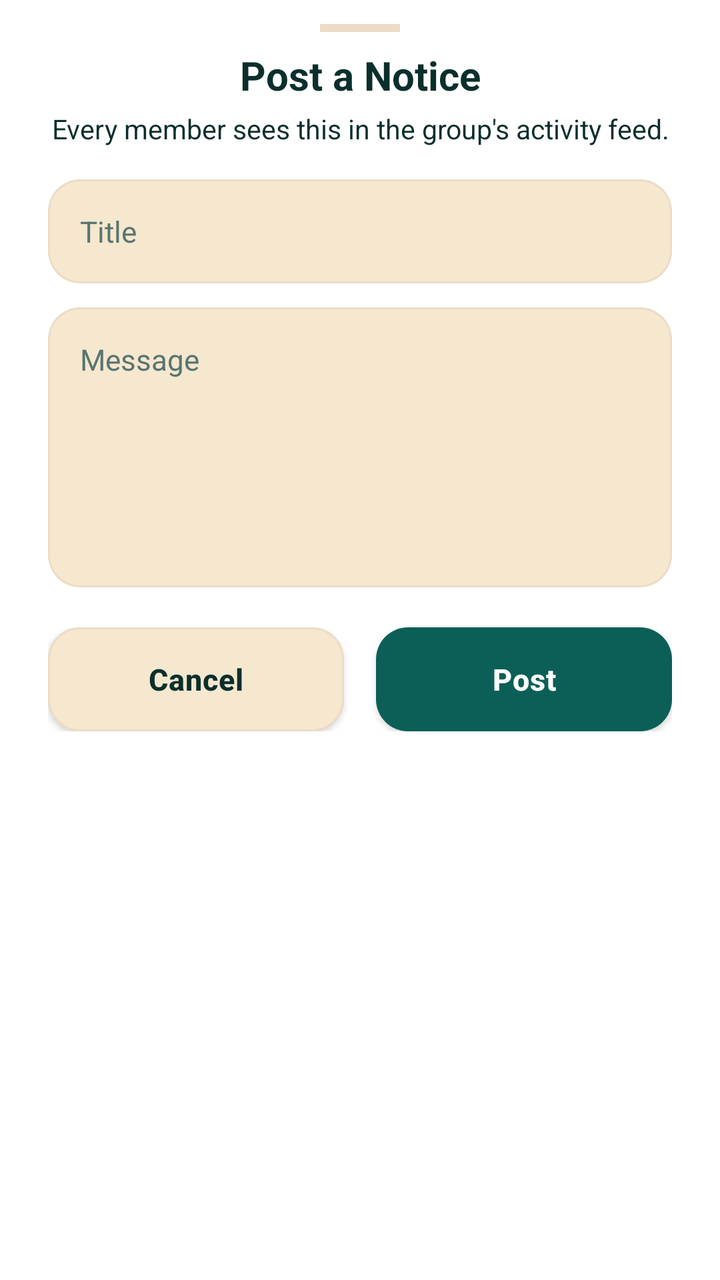
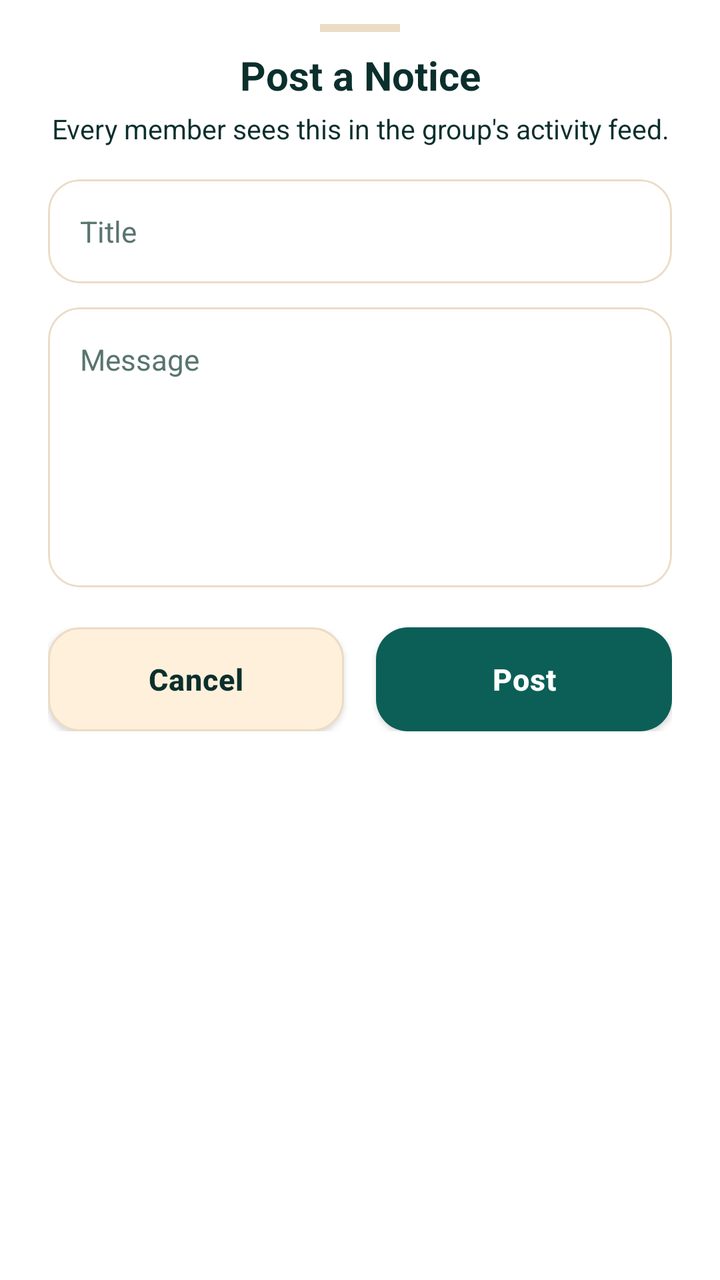

Two renders of the same Android screen: before a commit and after it. Below are the layout's source before the change and the commit's diff.
<!-- AndroidManifest.xml: application theme AppTheme -->
<!-- res/layout/bottom_sheet_post_notice.xml -->
<LinearLayout
	xmlns:android="http://schemas.android.com/apk/res/android"
	xmlns:app="http://schemas.android.com/apk/res-auto"
	xmlns:tools="http://schemas.android.com/tools"
	android:id="@+id/sheet_root"
	android:layout_width="match_parent"
	android:layout_height="wrap_content"
	android:orientation="vertical"
	android:background="?attr/colorSurface">
	<LinearLayout
		android:id="@+id/linear9"
		android:layout_width="match_parent"
		android:layout_height="wrap_content"
		android:paddingTop="12dp"
		android:paddingBottom="8dp"
		android:background="?attr/colorSurface"
		android:gravity="center_horizontal">
		<View
			android:id="@+id/view10"
			android:layout_width="40dp"
			android:layout_height="4dp"
			android:background="@color/colorCardStroke" />
	</LinearLayout>
	<LinearLayout
		android:id="@+id/linear11"
		android:layout_width="match_parent"
		android:layout_height="wrap_content"
		android:paddingBottom="24dp"
		android:orientation="vertical"
		android:paddingHorizontal="24dp">
		<TextView
			android:id="@+id/textview10"
			android:layout_width="match_parent"
			android:layout_height="wrap_content"
			android:gravity="center_horizontal|center_vertical"
			android:text="Post a Notice"
			android:textSize="20sp"
			android:textStyle="bold"
			android:focusable="false" />
		<TextView
			android:id="@+id/textview11"
			android:layout_width="match_parent"
			android:layout_height="wrap_content"
			android:layout_marginTop="4dp"
			android:layout_marginBottom="16dp"
			android:gravity="center_horizontal|center_vertical"
			android:text="Every member sees this in the group's activity feed."
			android:textSize="13.5sp"
			android:focusable="false" />
		<com.google.android.material.card.MaterialCardView
			android:id="@+id/cardview5"
			android:layout_width="match_parent"
			android:layout_height="wrap_content"
			android:layout_marginBottom="12dp"
			app:cardBackgroundColor="@color/colorSurfaceRaised"
			app:cardCornerRadius="16dp"
			app:cardElevation="0dp"
			app:strokeWidth="1dp"
			app:strokeColor="@color/colorCardStroke">
			<EditText
				android:id="@+id/et_notice_title"
				android:layout_width="match_parent"
				android:layout_height="52dp"
				android:background="@android:color/transparent"
				android:textColor="@color/colorTextPrimary"
				android:hint="Title"
				android:imeOptions="actionNext"
				android:textSize="14.5sp"
				android:paddingHorizontal="16dp"
				android:focusable="true"
				android:focusableInTouchMode="true"
				android:maxLines="1" />
		</com.google.android.material.card.MaterialCardView>
		<com.google.android.material.card.MaterialCardView
			android:id="@+id/cardview6"
			android:layout_width="match_parent"
			android:layout_height="140dp"
			android:layout_marginBottom="20dp"
			app:cardBackgroundColor="@color/colorSurfaceRaised"
			app:cardCornerRadius="16dp"
			app:cardElevation="0dp"
			app:strokeWidth="1dp"
			app:strokeColor="@color/colorCardStroke">
			<EditText
				android:id="@+id/et_notice_body"
				android:layout_width="match_parent"
				android:layout_height="match_parent"
				android:padding="16dp"
				android:background="@android:color/transparent"
				android:gravity="top"
				android:textColor="@color/colorTextPrimary"
				android:hint="Message"
				android:textSize="14.5sp"
				android:inputType="textMultiLine"
				android:focusable="true"
				android:focusableInTouchMode="true" />
		</com.google.android.material.card.MaterialCardView>
		<LinearLayout
			android:id="@+id/linear12"
			android:layout_width="match_parent"
			android:layout_height="wrap_content"
			android:orientation="horizontal">
			<com.google.android.material.button.MaterialButton
				android:id="@+id/btn_notice_cancel"
				android:layout_width="0dp"
				android:layout_height="52dp"
				android:text="Cancel"
				android:textSize="15sp"
				android:textStyle="bold"
				android:textColor="@color/colorTextPrimary"
				android:layout_weight="1"
				android:layout_marginEnd="8dp"
				app:backgroundTint="@color/colorSurfaceRaised"
				app:cornerRadius="16dp"
				app:elevation="0dp"
				app:strokeWidth="1dp"
				app:strokeColor="@color/colorCardStroke"
				android:textAllCaps="false" />
			<com.google.android.material.button.MaterialButton
				android:id="@+id/btn_notice_post"
				android:layout_width="0dp"
				android:layout_height="52dp"
				android:text="Post"
				android:textSize="15sp"
				android:textStyle="bold"
				android:textColor="@color/colorTextOnAccent"
				android:layout_weight="1"
				android:layout_marginStart="8dp"
				app:backgroundTint="@color/colorAccent"
				app:cornerRadius="16dp"
				app:elevation="0dp"
				android:textAllCaps="false" />
		</LinearLayout>
	</LinearLayout>
</LinearLayout>
<!-- resources referenced by this layout -->
<resources>
  <color name="colorAccent">#0B5F57</color>
  <color name="colorCardStroke">#EBDCC5</color>
  <color name="colorSurfaceRaised">#F6E7CF</color>
  <color name="colorTextOnAccent">#FFFFFF</color>
  <color name="colorTextPrimary">#0B2F2C</color>
  <style name="HarvanaPopupMenu" parent="Widget.MaterialComponents.PopupMenu">
          <item name="android:popupBackground">@drawable/bg_popup_menu</item>
          <item name="android:popupElevation">10dp</item>
      </style>
  <style name="HarvanaSpinner" parent="Widget.AppCompat.Spinner">
          <item name="android:popupBackground">@color/colorSurface</item>
          <item name="android:dropDownSelector">@color/colorAccentRipple</item>
      </style>
  <style name="HarvanaButton" parent="Widget.MaterialComponents.Button">
          <item name="cornerRadius">12dp</item>
          <item name="android:minHeight">48dp</item>
          <item name="android:insetTop">0dp</item>
          <item name="android:insetBottom">0dp</item>
          <item name="android:paddingStart">16dp</item>
          <item name="android:paddingEnd">16dp</item>
          <item name="android:textAllCaps">false</item>
          <item name="android:textStyle">bold</item>
          <item name="android:textSize">15sp</item>
          <item name="android:letterSpacing">0.02</item>
          <item name="backgroundTint">@color/colorAccent</item>
          <item name="android:textColor">@color/colorTextOnAccent</item>
      </style>
  <!-- drawable ic_nav_back (drawable) -->
  <?xml version="1.0" encoding="utf-8"?>
  <vector xmlns:android="http://schemas.android.com/apk/res/android"
      android:width="24dp" android:height="24dp" android:viewportWidth="24" android:viewportHeight="24"
      android:autoMirrored="true"
      android:tint="?attr/colorControlNormal">
      <path android:fillColor="#FFFFFFFF" android:pathData="M20,11H7.83l5.59,-5.59L12,4l-8,8 8,8 1.41,-1.41L7.83,13H20v-2z" />
  </vector>
  <style name="HarvanaTextView" parent="android:Widget.TextView">
          <item name="android:textColor">@color/colorTextPrimary</item>
      </style>
  <color name="colorBackground">#FFF8EE</color>
  <color name="colorAccentDark">#084A44</color>
  <color name="colorError">#C8443F</color>
  <color name="colorTextPrimaryWhite">#FFFFFF</color>
  <color name="colorControlNormal">#587570</color>
  <color name="colorAccentRipple">#1A0B5F57</color>
  <color name="colorAccentStroke">#330B5F57</color>
  <color name="colorAccentStrong">#053D3A</color>
  <color name="colorSurface">#FFFFFF</color>
  <color name="colorTextSecondary">#3F5F5A</color>
  <color name="colorTextTertiary">#587570</color>
  <!-- drawable bg_popup_menu (drawable) -->
  <?xml version="1.0" encoding="utf-8"?>
  <shape xmlns:android="http://schemas.android.com/apk/res/android" android:shape="rectangle">
      <solid android:color="@color/colorPopupSurface" />
      <stroke android:width="1dp" android:color="@color/colorCardStroke" />
      <corners android:radius="14dp" />
  </shape>
  <style name="HarvanaDialogButton" parent="Widget.MaterialComponents.Button.TextButton.Dialog">
          <item name="android:textColor">@color/colorAccent</item>
          <item name="android:minHeight">48dp</item>
      </style>
  <style name="HarvanaBottomSheetStyle" parent="Widget.MaterialComponents.BottomSheet.Modal">
          <item name="backgroundTint">?attr/colorSurface</item>
          <item name="shapeAppearanceOverlay">@style/HarvanaBottomSheetShape</item>
      </style>
  <color name="colorPopupSurface">#F6E9D2</color>
  <style name="HarvanaBottomSheetShape" parent="">
          <item name="cornerFamily">rounded</item>
          <item name="cornerSizeTopLeft">20dp</item>
          <item name="cornerSizeTopRight">20dp</item>
          <item name="cornerSizeBottomLeft">0dp</item>
          <item name="cornerSizeBottomRight">0dp</item>
      </style>
  <!-- unchanged entries left out for length: 4 -->
</resources>

<!-- the commit's change to res/layout/bottom_sheet_post_notice.xml (unified diff, before → after) -->
@@ -52,7 +52,7 @@
 			android:layout_width="match_parent"
 			android:layout_height="wrap_content"
 			android:layout_marginBottom="12dp"
-			app:cardBackgroundColor="@color/colorSurfaceRaised"
+			app:cardBackgroundColor="@color/colorSurface"
 			app:cardCornerRadius="16dp"
 			app:cardElevation="0dp"
 			app:strokeWidth="1dp"
@@ -76,7 +76,7 @@
 			android:layout_width="match_parent"
 			android:layout_height="140dp"
 			android:layout_marginBottom="20dp"
-			app:cardBackgroundColor="@color/colorSurfaceRaised"
+			app:cardBackgroundColor="@color/colorSurface"
 			app:cardCornerRadius="16dp"
 			app:cardElevation="0dp"
 			app:strokeWidth="1dp"
<!-- resource entries referenced after the edit -->
@@ -2,9 +2,10 @@
 <resources>
   <color name="colorAccent">#0B5F57</color>
   <color name="colorCardStroke">#EBDCC5</color>
-  <color name="colorSurfaceRaised">#F6E7CF</color>
+  <color name="colorSurfaceRaised">@color/colorSurfaceAlt</color>
   <color name="colorTextOnAccent">#FFFFFF</color>
   <color name="colorTextPrimary">#0B2F2C</color>
+  <color name="colorSurfaceAlt">#FFF0DB</color>
   <style name="HarvanaPopupMenu" parent="Widget.MaterialComponents.PopupMenu">
           <item name="android:popupBackground">@drawable/bg_popup_menu</item>
           <item name="android:popupElevation">10dp</item>
@@ -64,7 +65,7 @@
           <item name="backgroundTint">?attr/colorSurface</item>
           <item name="shapeAppearanceOverlay">@style/HarvanaBottomSheetShape</item>
       </style>
-  <color name="colorPopupSurface">#F6E9D2</color>
+  <color name="colorPopupSurface">@color/colorSurface</color>
   <style name="HarvanaBottomSheetShape" parent="">
           <item name="cornerFamily">rounded</item>
           <item name="cornerSizeTopLeft">20dp</item>
